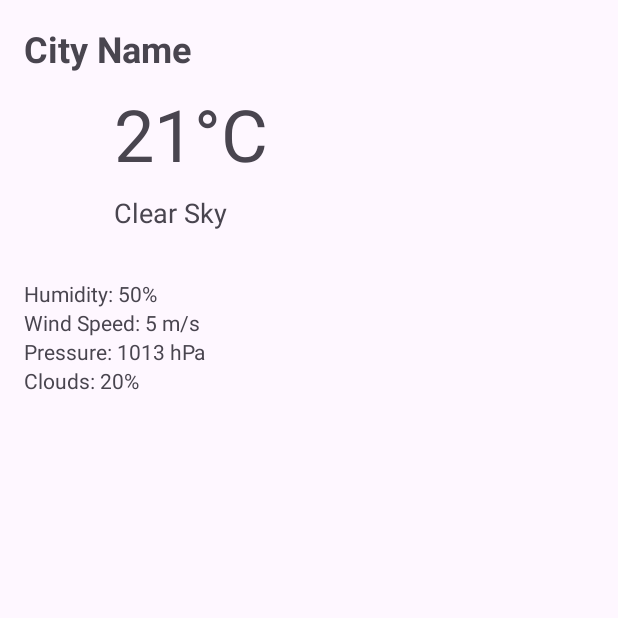
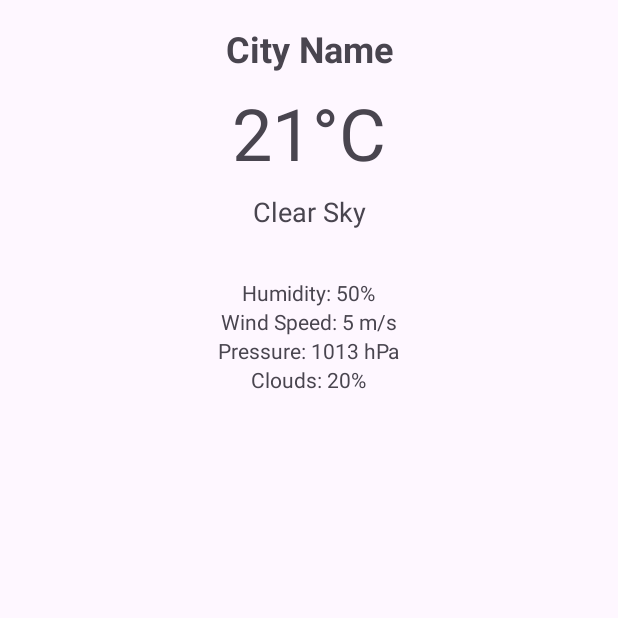
Before and after one commit to Nour-Badran/WeatherForecastProject, an Android app: the screen it shows after launch (MainActivity), on a phone screen of 412 x 824 dp, the top half of it. Run offline under Robolectric (Android 15) with nearby library versions, the phone set to English and light mode, and no system bars; our stand-ins replace Room's generated code.

Commit message:
Get Current Location and fetch weather data

```diff
--- a/app/build.gradle.kts
+++ b/app/build.gradle.kts
@@ -50,6 +50,7 @@ dependencies {
     implementation ("androidx.room:room-runtime:2.6.1")
     implementation(libs.androidx.recyclerview)
     implementation(libs.androidx.fragment)
+    implementation(libs.play.services.location)
     kapt ("androidx.room:room-compiler:2.6.1")
     annotationProcessor ("com.github.bumptech.glide:compiler:4.12.0")
 
--- a/app/src/main/AndroidManifest.xml
+++ b/app/src/main/AndroidManifest.xml
@@ -3,8 +3,8 @@
     xmlns:tools="http://schemas.android.com/tools" >
 
     <uses-permission android:name="android.permission.INTERNET" />
-    <uses-permission android:name="android.permission.ACCESS_FINE_LOCATION" />
-    <uses-permission android:name="android.permission.ACCESS_COARSE_LOCATION" />
+    <uses-permission android:name="android.permission.ACCESS_FINE_LOCATION"/>
+    <uses-permission android:name="android.permission.ACCESS_COARSE_LOCATION"/>
     <uses-permission android:name="android.permission.ACCESS_NETWORK_STATE" />
 
     <application
--- a/app/src/main/java/com/example/mvvm/view/HomeFragment.kt
+++ b/app/src/main/java/com/example/mvvm/view/HomeFragment.kt
@@ -1,22 +1,32 @@
 package com.example.mvvm.view
 
+import android.Manifest
+import android.content.pm.PackageManager
 import android.os.Bundle
+import androidx.core.app.ActivityCompat
 import androidx.fragment.app.Fragment
 import android.view.LayoutInflater
 import android.view.View
 import android.view.ViewGroup
 import android.widget.TextView
+import android.widget.Toast
 import androidx.lifecycle.ViewModelProvider
 import androidx.recyclerview.widget.LinearLayoutManager
 import androidx.recyclerview.widget.RecyclerView
 import com.example.mvvm.viewmodel.HomeViewModel
 import com.example.mvvm.R
-
+import com.google.android.gms.location.FusedLocationProviderClient
+import com.google.android.gms.location.LocationCallback
+import com.google.android.gms.location.LocationRequest
+import com.google.android.gms.location.LocationResult
+import com.google.android.gms.location.LocationServices
+import com.google.android.gms.tasks.OnSuccessListener
 
 class HomeFragment : Fragment() {
 
     private lateinit var viewModel: HomeViewModel
     private lateinit var forecastAdapter: WeatherForecastAdapter
+    private lateinit var fusedLocationClient: FusedLocationProviderClient
 
     override fun onCreateView(
         inflater: LayoutInflater, container: ViewGroup?, savedInstanceState: Bundle?
@@ -24,10 +34,18 @@ class HomeFragment : Fragment() {
         val view = inflater.inflate(R.layout.home_fragment, container, false)
         viewModel = ViewModelProvider(this).get(HomeViewModel::class.java)
 
+        fusedLocationClient = LocationServices.getFusedLocationProviderClient(requireActivity())
         setupUI(view)
         observeWeatherData()
 
-        viewModel.fetchWeatherData(40.0,21.0,"477840c0a8b416725948f965ee5450ec","metric")
+        // Fetch location and weather data
+        getCurrentLocation { lat, lon ->
+            if (lat != null && lon != null) {
+                viewModel.fetchWeatherData(lat, lon, "477840c0a8b416725948f965ee5450ec", "metric")
+            } else {
+                Toast.makeText(requireContext(), "Unable to get location", Toast.LENGTH_SHORT).show()
+            }
+        }
 
         return view
     }
@@ -59,4 +77,56 @@ class HomeFragment : Fragment() {
             }
         }
     }
+
+    private fun getCurrentLocation(callback: (Double?, Double?) -> Unit) {
+        if (ActivityCompat.checkSelfPermission(
+                requireContext(),
+                Manifest.permission.ACCESS_FINE_LOCATION
+            ) != PackageManager.PERMISSION_GRANTED && ActivityCompat.checkSelfPermission(
+                requireContext(),
+                Manifest.permission.ACCESS_COARSE_LOCATION
+            ) != PackageManager.PERMISSION_GRANTED
+        ) {
+            // Request location permissions
+            requestPermissions(
+                arrayOf(Manifest.permission.ACCESS_FINE_LOCATION),
+                LOCATION_PERMISSION_REQUEST_CODE
+            )
+            return
+        }
+
+        fusedLocationClient.lastLocation.addOnSuccessListener { location ->
+            if (location != null) {
+                callback(location.latitude, location.longitude)
+            } else {
+                callback(null, null)
+            }
+        }
+    }
+
+    companion object {
+        private const val LOCATION_PERMISSION_REQUEST_CODE = 1
+    }
+
+    override fun onRequestPermissionsResult(
+        requestCode: Int,
+        permissions: Array<out String>,
+        grantResults: IntArray
+    ) {
+        if (requestCode == LOCATION_PERMISSION_REQUEST_CODE) {
+            if ((grantResults.isNotEmpty() && grantResults[0] == PackageManager.PERMISSION_GRANTED)) {
+                // Permission granted, get the location
+                getCurrentLocation { lat, lon ->
+                    if (lat != null && lon != null) {
+                        viewModel.fetchWeatherData(lat, lon, "477840c0a8b416725948f965ee5450ec", "metric")
+                    } else {
+                        Toast.makeText(requireContext(), "Unable to get location", Toast.LENGTH_SHORT).show()
+                    }
+                }
+            } else {
+                // Permission denied, handle appropriately
+                Toast.makeText(requireContext(), "Location permission is required", Toast.LENGTH_SHORT).show()
+            }
+        }
+    }
 }
--- a/app/src/main/res/layout/home_fragment.xml
+++ b/app/src/main/res/layout/home_fragment.xml
@@ -3,60 +3,61 @@
     xmlns:app="http://schemas.android.com/apk/res-auto"
     xmlns:tools="http://schemas.android.com/tools"
     android:layout_width="match_parent"
-    android:layout_height="match_parent"
-    tools:context=".ui.home.HomeFragment">
+    android:layout_height="match_parent">
 
     <!-- Current Weather Section -->
     <TextView
         android:id="@+id/tv_city_name"
         android:layout_width="wrap_content"
         android:layout_height="wrap_content"
+        android:layout_marginTop="16dp"
         android:text="City Name"
         android:textSize="24sp"
         android:textStyle="bold"
-        app:layout_constraintTop_toTopOf="parent"
+        app:layout_constraintEnd_toEndOf="parent"
         app:layout_constraintStart_toStartOf="parent"
-        android:layout_marginTop="16dp"
-        android:layout_marginStart="16dp" />
+        app:layout_constraintTop_toTopOf="parent" />
 
     <ImageView
         android:id="@+id/weather_icon"
         android:layout_width="60dp"
         android:layout_height="60dp"
-        app:layout_constraintTop_toBottomOf="@id/tv_city_name"
+        android:layout_marginTop="56dp"
+        android:contentDescription="Weather icon"
         app:layout_constraintStart_toStartOf="parent"
-        android:layout_marginTop="8dp"
-        android:contentDescription="Weather icon" />
+        app:layout_constraintTop_toTopOf="parent" />
 
     <TextView
         android:id="@+id/tv_temperature"
         android:layout_width="wrap_content"
         android:layout_height="wrap_content"
-        android:layout_marginStart="16dp"
         android:text="21°C"
         android:textSize="48sp"
-        app:layout_constraintStart_toEndOf="@id/weather_icon"
+        app:layout_constraintEnd_toEndOf="parent"
+        app:layout_constraintStart_toStartOf="parent"
         app:layout_constraintTop_toTopOf="@id/weather_icon" />
 
     <TextView
         android:id="@+id/tv_weather_description"
         android:layout_width="wrap_content"
         android:layout_height="wrap_content"
+        android:layout_marginTop="8dp"
         android:text="Clear Sky"
         android:textSize="18sp"
-        app:layout_constraintTop_toBottomOf="@id/tv_temperature"
-        app:layout_constraintStart_toStartOf="@id/tv_temperature"
-        android:layout_marginTop="8dp" />
+        app:layout_constraintEnd_toEndOf="parent"
+        app:layout_constraintStart_toStartOf="parent"
+        app:layout_constraintTop_toBottomOf="@id/tv_temperature" />
 
     <!-- Weather Details Section -->
     <LinearLayout
         android:id="@+id/weather_details"
         android:layout_width="match_parent"
         android:layout_height="wrap_content"
+        android:layout_marginTop="16dp"
+        android:gravity="center"
         android:orientation="vertical"
         android:padding="16dp"
-        app:layout_constraintTop_toBottomOf="@id/tv_weather_description"
-        android:layout_marginTop="16dp">
+        app:layout_constraintTop_toBottomOf="@id/tv_weather_description">
 
         <TextView
             android:id="@+id/tv_humidity"
--- a/app/src/main/res/values/strings.xml
+++ b/app/src/main/res/values/strings.xml
@@ -1,5 +1,5 @@
 <resources>
-    <string name="app_name">MVVM</string>
+    <string name="app_name">Weather Forecast</string>
     <string name="prev">Prev</string>
     <string name="next">Next</string>
     <string name="Title">Title:</string>
@@ -10,6 +10,5 @@
     <string name="addToFavs">Add To Fav</string>
     <string name="Favs">Favourites</string>
     <string name="allProducts">All Products</string>
-    <!-- TODO: Remove or change this placeholder text -->
     <string name="hello_blank_fragment">Hello blank fragment</string>
 </resources>
--- a/gradle/libs.versions.toml
+++ b/gradle/libs.versions.toml
@@ -11,6 +11,7 @@ activity = "1.9.2"
 constraintlayout = "2.1.4"
 recyclerview = "1.3.2"
 fragment = "1.8.3"
+playServicesLocation = "21.3.0"
 
 [libraries]
 androidx-core-ktx = { group = "androidx.core", name = "core-ktx", version.ref = "coreKtx" }
@@ -23,6 +24,7 @@ androidx-activity = { group = "androidx.activity", name = "activity", version.re
 androidx-constraintlayout = { group = "androidx.constraintlayout", name = "constraintlayout", version.ref = "constraintlayout" }
 androidx-recyclerview = { group = "androidx.recyclerview", name = "recyclerview", version.ref = "recyclerview" }
 androidx-fragment = { group = "androidx.fragment", name = "fragment", version.ref = "fragment" }
+play-services-location = { group = "com.google.android.gms", name = "play-services-location", version.ref = "playServicesLocation" }
 
 [plugins]
 android-application = { id = "com.android.application", version.ref = "agp" }
```
